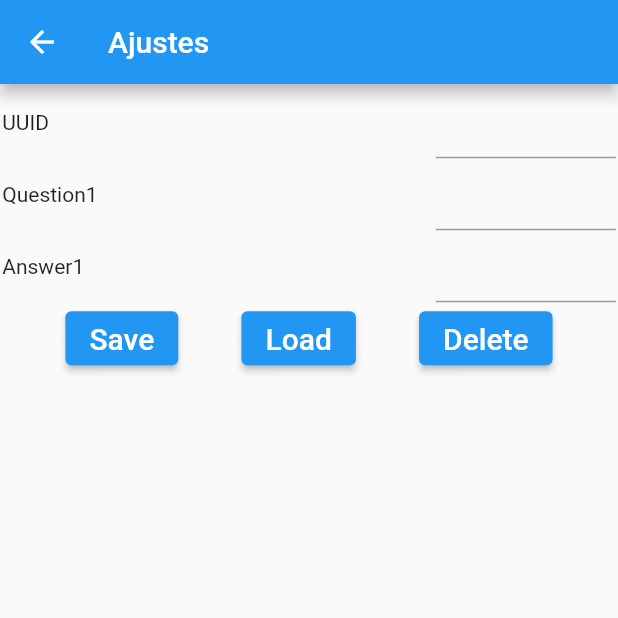
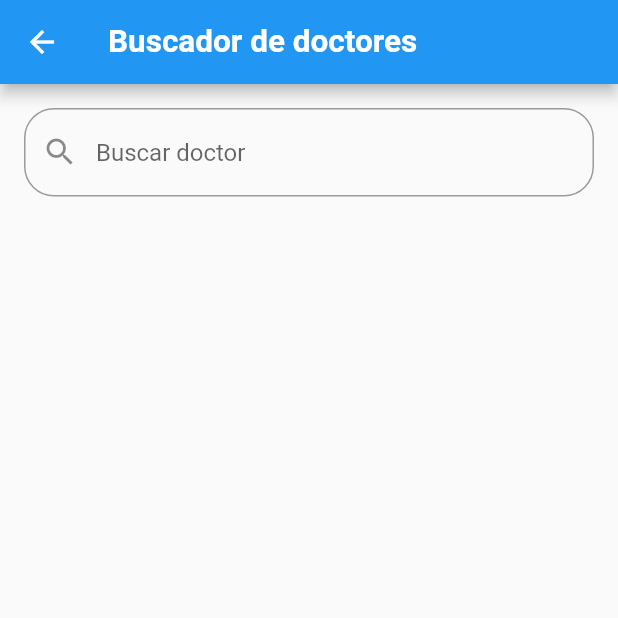
Before and after one commit to FMSC-Group-UCAB/Short_Paper_Flutter, a Flutter app: the screen it shows after launch, after a tap on the "settings" icon, on a phone screen of 412 x 824 dp, the top half of it. Run offline on Flutter 3.47's test engine with Material 2 defaults, Android fonts, the phone set to English and light mode, and no system bars; our stand-ins replace get_it; Roboto replaces fonts that are missing (Garet Light).

Commit message:
Agregada la barra buscadora de doctores y algunos estilos y colores

```diff
--- a/my_online_doctor/lib/main.dart
+++ b/my_online_doctor/lib/main.dart
@@ -2,6 +2,7 @@ import 'package:flutter/material.dart';
 import 'package:my_online_doctor/ajustes.dart';
 import 'package:my_online_doctor/core/context_manager.dart';
 import 'package:my_online_doctor/core/injection_manager.dart';
+import 'package:my_online_doctor/ui/search_doctor/search_doctor_page.dart';
 void main() {
 
   InjectionManager.setupInjections();
@@ -42,7 +43,7 @@ class MyHomePage extends StatelessWidget {
         actions: <Widget>[
           IconButton(
             icon: const Icon(Icons.settings),
-            onPressed: () => Navigator.push(context, MaterialPageRoute(builder: (context) => Ajustes())),
+            onPressed: () => Navigator.push(context, MaterialPageRoute(builder: (context) => SearchDoctorPage())),
             // onPressed: () => _mostrarAjustes(context),
           )
         ]
@@ -57,7 +58,7 @@ class MyHomePage extends StatelessWidget {
 
   void _mostrarAjustes(BuildContext context) {
     context = getIt<ContextManager>().context;
-    Navigator.push(context, MaterialPageRoute(builder: (BuildContext context) => Ajustes())
+    Navigator.push(context, MaterialPageRoute(builder: (BuildContext context) => SearchDoctorPage())
     );
   }
 
--- /dev/null
+++ b/my_online_doctor/lib/ui/search_doctor/search_doctor_page.dart
@@ -0,0 +1,56 @@
+import 'package:flutter/material.dart';
+import 'package:my_online_doctor/ui/styles/colors.dart';
+import 'package:my_online_doctor/ui/styles/themes.dart';
+
+class SearchDoctorPage extends StatefulWidget {
+
+
+  @override
+  _SearchDoctorPageState createState() => _SearchDoctorPageState();
+
+}
+
+class _SearchDoctorPageState extends State<SearchDoctorPage> {
+
+  final TextEditingController _searchDoctorController = TextEditingController();
+
+
+
+  @override
+  Widget build(BuildContext context) {
+
+    return Scaffold(
+      appBar: AppBar(
+        title: Text('Buscador de doctores',
+        style: textStyleAppBar(),
+        ),
+        // actions: [
+        //   IconButton(
+        //     icon: const Icon(Icons.settings),
+        //     onPressed: () => {},
+        //   )
+        // ],
+        // automaticallyImplyLeading: false, //Elimina el back button
+      ),
+      body: Column(
+        children: [
+         Container(
+            padding: const EdgeInsets.all(16),
+            child: TextField(
+              controller: _searchDoctorController,
+              decoration: InputDecoration(
+                prefixIcon: const Icon(Icons.search),
+                hintText: 'Buscar doctor',
+                border: OutlineInputBorder(
+                  borderRadius: BorderRadius.circular(20),
+                  borderSide: const BorderSide(color: colorPrimary)
+                ),
+              ),
+            ),
+         ) ,
+        ],
+      )
+    );
+
+  }
+}
--- /dev/null
+++ b/my_online_doctor/lib/ui/styles/colors.dart
@@ -0,0 +1,9 @@
+import 'package:flutter/material.dart';
+
+const colorPrimary = Color.fromARGB(255, 99, 168, 238);
+const colorSecondary = Color(0xFFcecece);
+const colorActive = Color.fromARGB(255, 4, 159, 255);
+const colorInactive = Color(0xFF7b7c7c);
+const colorError = Color(0xFFC5032B);
+const colorBlack = Color(0xFF000B30);
+const colorWhite = Color(0xFFFFFFFF);
--- /dev/null
+++ b/my_online_doctor/lib/ui/styles/themes.dart
@@ -0,0 +1,12 @@
+import 'package:flutter/material.dart';
+import 'package:my_online_doctor/ui/styles/colors.dart';
+
+
+TextStyle textStyleAppBar() {
+  return const TextStyle(
+    color: colorWhite,
+    fontSize: 21,
+    fontWeight: FontWeight.w600,
+    fontFamily: 'Garet Light',
+  );
+}
```
